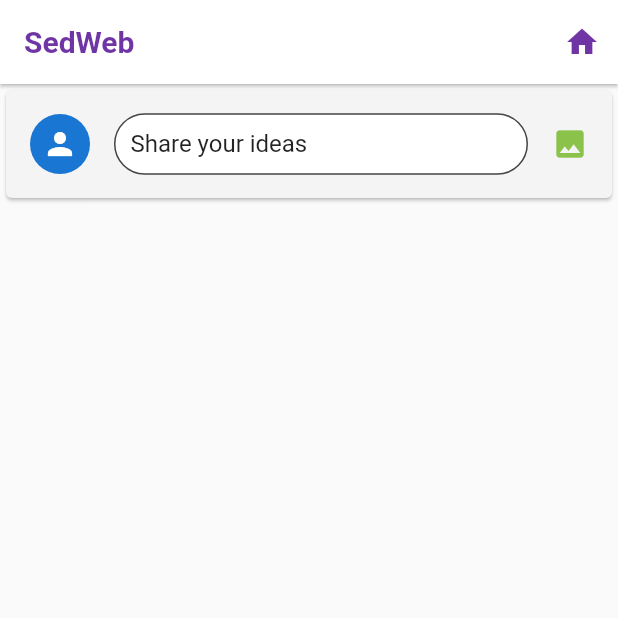
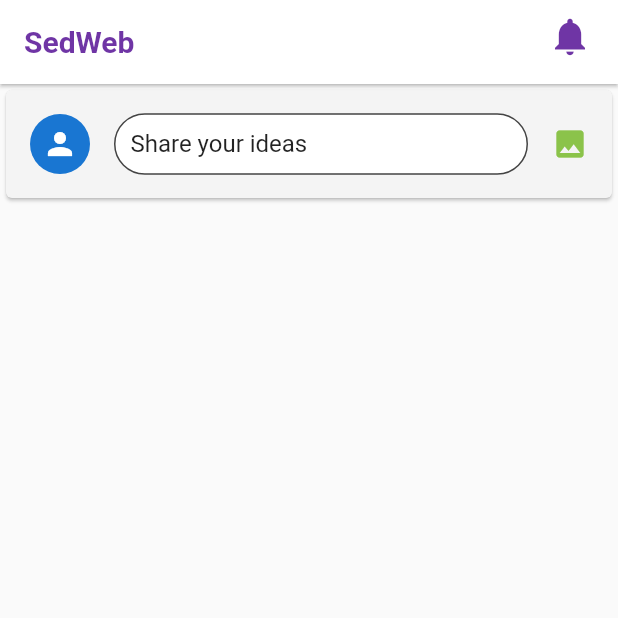
Before and after one commit to kelvin-kush/sedweb, a Flutter app: the Feed screen opened directly, on a phone screen of 412 x 824 dp, the top half of it. Run offline on Flutter 3.47's test engine with Material 2 defaults, Android fonts, the phone set to English and light mode, and no system bars; our stand-ins replace cached_network_image, cloud_firestore, dio, file_picker, firebase_auth, firebase_core and 8 more; accounts and stored records are empty.

Commit message:
not half

```diff
--- a/lib/Screens/Home/Feed/feed.dart
+++ b/lib/Screens/Home/Feed/feed.dart
@@ -1,7 +1,9 @@
 import 'package:cloud_firestore/cloud_firestore.dart';
+import 'package:firebase_auth/firebase_auth.dart';
 import 'package:flutter/material.dart';
 import 'package:sedweb/Screens/Home/Feed/component/add_feed.dart';
 import 'package:sedweb/Screens/Home/Feed/component/feed_card.dart';
+import 'package:sedweb/Screens/notifications/notifications.dart';
 import 'package:sedweb/components/constraints.dart';
 import 'package:sedweb/models/post_model.dart';
 
@@ -13,6 +15,7 @@ class Feed extends StatefulWidget {
 }
 
 class _FeedState extends State<Feed> {
+  User? currentUser = FirebaseAuth.instance.currentUser;
   @override
   Widget build(BuildContext context) {
     return Scaffold(
@@ -25,12 +28,53 @@ class _FeedState extends State<Feed> {
                 'SedWeb',
               ),
               actions: [
-                IconButton(
-                    onPressed: () {},
-                    icon: const Icon(
-                      Icons.home,
-                      color: kPrimaryColor,
-                    ))
+                Stack(
+                  clipBehavior: Clip.none,
+                  children: [
+                    TextButton(
+                        onPressed: () {
+                          Navigator.push(
+                              context,
+                              MaterialPageRoute(
+                                  builder: (context) =>
+                                      NotificationPage(uid: currentUser!.uid)));
+                        },
+                        child: const Icon(
+                          Icons.notifications,
+                          color: kPrimaryColor,
+                          size: 30,
+                        )),
+                    StreamBuilder<QuerySnapshot>(
+                        stream: FirebaseFirestore.instance
+                            .collection("notifications")
+                            .where('receiver', isEqualTo: currentUser!.uid)
+                            .where('seen', isEqualTo: false)
+                            .snapshots(),
+                        builder: (
+                          BuildContext context,
+                          notSnapshot,
+                        ) {
+                          if (notSnapshot.hasData &&
+                              notSnapshot.data!.docs.isNotEmpty) {
+                            return Positioned(
+                                top: 2,
+                                right: 13,
+                                child: Container(
+                                    decoration: const BoxDecoration(
+                                      color: Colors.red,
+                                      shape: BoxShape.circle,
+                                    ),
+                                    child: Padding(
+                                      padding: const EdgeInsets.all(5.0),
+                                      child: Text(
+                                          "${notSnapshot.data!.docs.length}"),
+                                    )));
+                          } else {
+                            return Container();
+                          }
+                        })
+                  ],
+                )
               ],
             ),
             body: SizedBox(
```
Also changed, not shown: lib/Screens/notifications/components/notification_card.dart (added, +79 -0 lines), lib/Screens/notifications/notifications.dart (added, +66 -0 lines).
